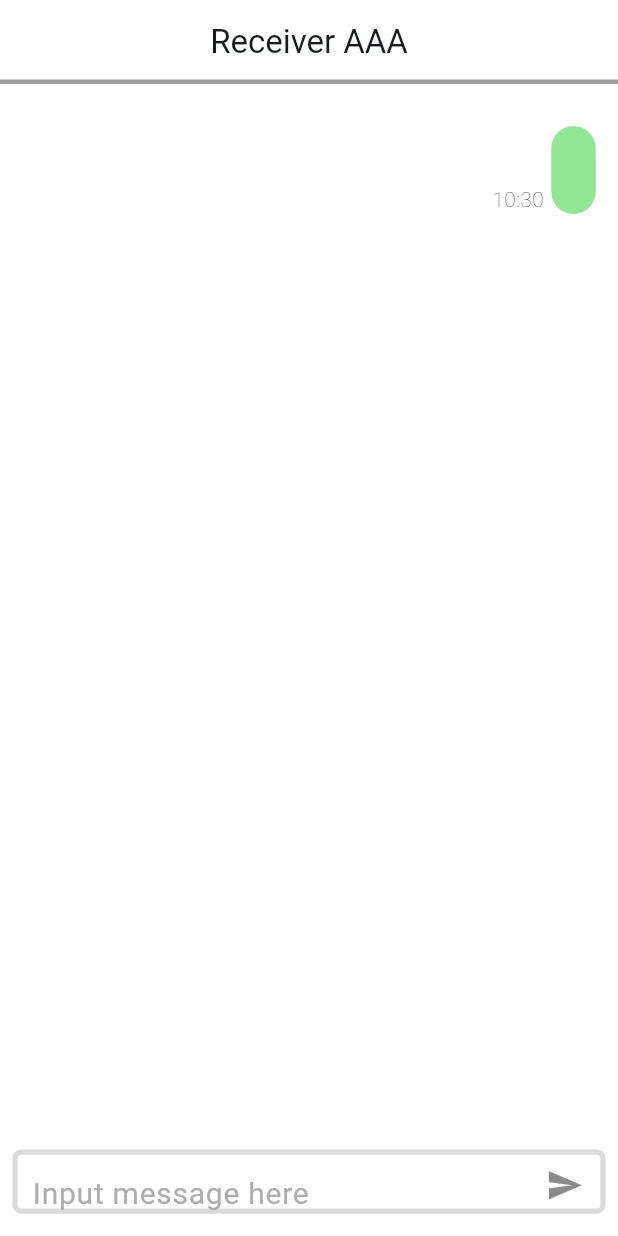
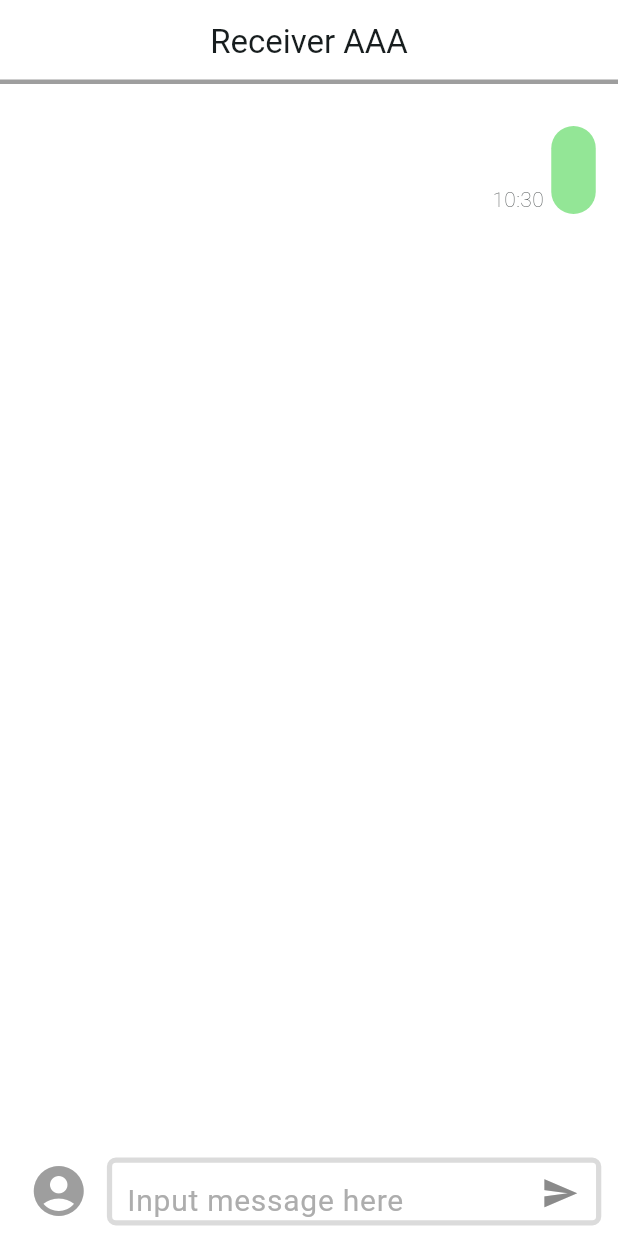
Before and after one commit to HOSHICHEN7267/ITS_chatbot, a Flutter app: the screen it shows after launch, after a tap on the "send" icon, on a phone screen of 412 x 824 dp. Run offline on Flutter 3.47's test engine with Material 3 defaults, Android fonts, the phone set to English and light mode, and no system bars.

Commit message:
Phase 3: Add a button to the left of the textfield to simulate the sender

```diff
--- a/lib/pages/chat_page.dart
+++ b/lib/pages/chat_page.dart
@@ -58,14 +58,26 @@ class _ChatPageState extends State<ChatPage> {
                   width: screenWidth,
                   height: screenHeight * 0.07,
                   color: Theme.of(context).colorScheme.primary,
-                child: Padding(
-                    padding: EdgeInsets.only(
-                        top: 0,
-                        bottom: screenWidth * 0.036,
-                        left: screenHeight * 0.010,
-                        right: screenHeight * 0.010),
-                    child: Container(
+                  alignment: Alignment.topCenter,
+                  child: Row(
+                    mainAxisAlignment: MainAxisAlignment.center,
+                    children: [
+                      IconButton(
+                        icon: const Icon(
+                          Icons.account_circle,
+                        ),
+                        iconSize: 40.0,
+                        color: isInputSelf ? Colors.grey : Colors.black,
+                        onPressed: () {
+                          setState(() {
+                            isInputSelf = !isInputSelf;
+                          });
+                        },
+                      ),
+                      SizedBox(width: screenWidth * 0.01),
+                      Container(
                         height: screenHeight * 0.055,
+                        width: screenWidth * 0.8,
                         decoration: BoxDecoration(
                             color: Colors.white,
                             borderRadius: BorderRadius.circular(6),
@@ -104,15 +116,16 @@ class _ChatPageState extends State<ChatPage> {
                                 DateTime nowTime = DateTime.now().toLocal();
                                 String nowTimeStr =
                                     "${nowTime.hour}:${nowTime.minute}";
-                              sendMessage(
-                                  true, nowTimeStr, inputController.text);
+                                sendMessage(isInputSelf, nowTimeStr,
+                                    inputController.text);
                                 inputController.clear();
                               },
                             )
                           ],
                         ),
+                      )
+                    ],
                   )),
-              ),
             ),
           ],
         ));
@@ -126,66 +139,3 @@ class _ChatPageState extends State<ChatPage> {
     });
   }
 }
-
-// Row(
-//                     mainAxisAlignment: MainAxisAlignment.center,
-//                     children: <Widget>[
-//                       IconButton(
-//                         icon: Icon(
-//                           Icons.account_circle,
-//                           color: isInputSelf ? Colors.grey : Colors.black,
-//                         ),
-//                         iconSize: 25.0,
-//                         color: const Color.fromARGB(255, 138, 138, 138),
-//                         onPressed: () {},
-//                       ),
-//                       Container(
-//                         height: screenHeight * 0.055,
-//                         decoration: BoxDecoration(
-//                             color: Colors.white,
-//                             borderRadius: BorderRadius.circular(6),
-//                             border: Border.all(
-//                                 color: const Color.fromARGB(255, 219, 219, 219),
-//                                 width: 3.5)),
-//                         child: Row(
-//                           mainAxisAlignment: MainAxisAlignment.start,
-//                           crossAxisAlignment: CrossAxisAlignment.center,
-//                           children: <Widget>[
-//                             SizedBox(
-//                               width: screenWidth * 0.024,
-//                             ),
-//                             Expanded(
-//                                 child: TextField(
-//                               controller: inputController,
-//                               keyboardType: TextInputType.text,
-//                               textAlign: TextAlign.left,
-//                               textAlignVertical: TextAlignVertical.center,
-//                               style: const TextStyle(fontSize: 22.0, height: 1),
-//                               cursorColor: Colors.black,
-//                               cursorWidth: 2.5,
-//                               decoration: const InputDecoration(
-//                                   hintText: "Input message here",
-//                                   hintStyle: TextStyle(
-//                                       color: Color.fromARGB(255, 173, 173, 173),
-//                                       fontSize: 20.0,
-//                                       fontWeight: FontWeight.normal),
-//                                   border: InputBorder.none),
-//                             )),
-//                             IconButton(
-//                               icon: const Icon(Icons.send),
-//                               iconSize: 25.0,
-//                               color: const Color.fromARGB(255, 138, 138, 138),
-//                               onPressed: () {
-//                                 DateTime nowTime = DateTime.now().toLocal();
-//                                 String nowTimeStr =
-//                                     "${nowTime.hour}:${nowTime.minute}";
-//                                 sendMessage(
-//                                     true, nowTimeStr, inputController.text);
-//                                 inputController.clear();
-//                               },
-//                             )
-//                           ],
-//                         ),
-//                       ),
-//                     ],
-//                   )
```
Lines whose indentation alone changed are shown as unchanged.
